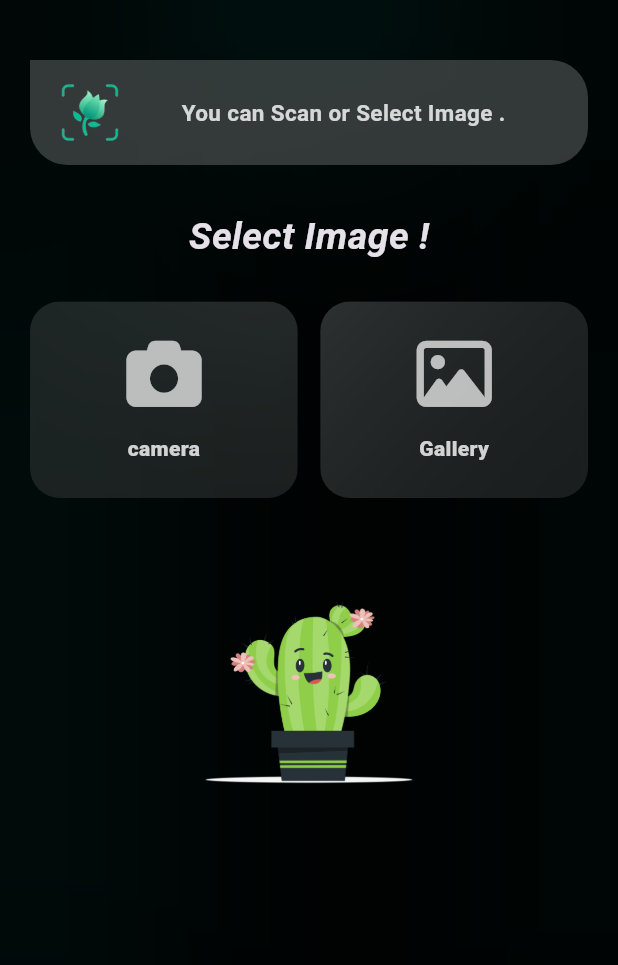
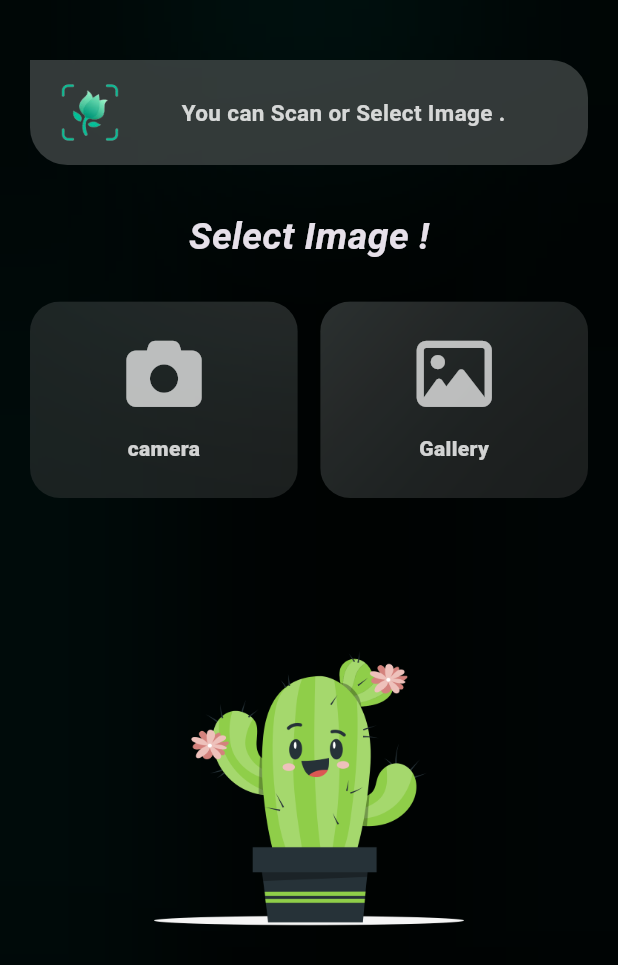
Before and after one commit to Lahlabooo/Dr_Plants, a Flutter app: the AppLayout screen opened by its route, after a tap on "Scan Now", on a phone screen of 412 x 824 dp. Shown: the top 965 px of the screen. Run offline on Flutter 3.47's test engine with Material 3 defaults, Android fonts, the light colour scheme and no system bars; our stand-ins replace bloc, carousel_slider, dartz, dash_chat_2, dio, flutter_bloc and 5 more.

Commit message:
add Button to Scan page and create  DialogeFeature

```diff
--- a/lib/Features/Home/Presentation/Views/Widgets/Home_body.dart
+++ b/lib/Features/Home/Presentation/Views/Widgets/Home_body.dart
@@ -1,9 +1,10 @@
-
 import 'package:flutter/material.dart';
+import 'package:go_router/go_router.dart';
+import 'package:planta/Core/Utils/App_Routers.dart';
 import 'package:planta/Core/Utils/Styles.dart';
+import 'package:planta/Core/Widgets/App_Button.dart';
 import 'package:planta/Features/Home/Presentation/Views/Widgets/Category_Gridel_List.dart';
 import 'package:planta/Features/Home/Presentation/Views/Widgets/Home_appBar.dart';
-import 'Home_Button.dart';
 import 'Home_Carousel_Slider.dart';
 import 'Home_Header.dart';
 
@@ -12,28 +13,45 @@ class HomeBody extends StatelessWidget {
 
   @override
   Widget build(BuildContext context) {
-    return  const  Padding(
-      padding:   EdgeInsets.symmetric(horizontal: 15),
-      child:   SingleChildScrollView(
+    return Padding(
+      padding: const EdgeInsets.symmetric(horizontal: 15),
+      child: SingleChildScrollView(
         child: Column(
           crossAxisAlignment: CrossAxisAlignment.start,
           children: [
-             HomeAppbar(),
-             HomeHeader(),
-            HomeCarouselSlider(),
-             SizedBox(height: 25,),
-            HomeButton(),
-            SizedBox(height: 25,),
-             Divider(
+            const HomeAppbar(),
+            const HomeHeader(),
+            const HomeCarouselSlider(),
+            const SizedBox(
+              height: 25,
+            ),
+            AppButton(
+              width: 170,
+              height: 50,
+              title: 'Scan Now',
+              onTap: () {
+                GoRouter.of(context).push(AppRouters.kScanPage);
+              },
+            ),
+            const SizedBox(
+              height: 25,
+            ),
+            const Divider(
               color: Colors.white,
-              thickness: .3 ,),
-             SizedBox(height: 15,),
-             Text(" Category",style: Styles.textStyle30,),
-            SizedBox(height: 10,),
-            CategoryList(),
-
-         ],
-
+              thickness: .3,
+            ),
+            const SizedBox(
+              height: 15,
+            ),
+            const Text(
+              " Category",
+              style: Styles.textStyle30,
+            ),
+            const SizedBox(
+              height: 10,
+            ),
+            const CategoryList(),
+          ],
         ),
       ),
     );
--- a/lib/Features/Scan/Presentation/Views/Widgets/Scan_Body.dart
+++ b/lib/Features/Scan/Presentation/Views/Widgets/Scan_Body.dart
@@ -30,7 +30,7 @@ class ScanBody extends StatelessWidget {
           ),
           PickImageSection(),
           SizedBox(
-            height: 40,
+            height: 60,
           ),
           ImageContainer(),
         ],
--- a/lib/Features/Scan/Presentation/Views/Widgets/Scan_Page_Image.dart
+++ b/lib/Features/Scan/Presentation/Views/Widgets/Scan_Page_Image.dart
@@ -8,7 +8,7 @@ class ScanPageImage extends StatelessWidget {
   @override
   Widget build(BuildContext context) {
     return SizedBox(
-      height: MediaQuery.of(context).size.height * .2,
+      height: MediaQuery.of(context).size.height * .3,
       child: AspectRatio(
         aspectRatio: 1,
         child: ClipRRect(
```
Also changed, not shown: lib/Core/Widgets/App_Button.dart (renamed from lib/Features/Home/Presentation/Views/Widgets/Home_Button.dart, +17 -16 lines), lib/Features/Scan/Presentation/Views/Widgets/AlertDialoge_Body.dart (added, +48 -0 lines), lib/Features/Scan/Presentation/Views/Widgets/Dialoge_Scan_Result_Item.dart (added, +47 -0 lines), lib/Features/Scan/Presentation/Views/Widgets/Picked_Image.dart (+26 -22 lines).
